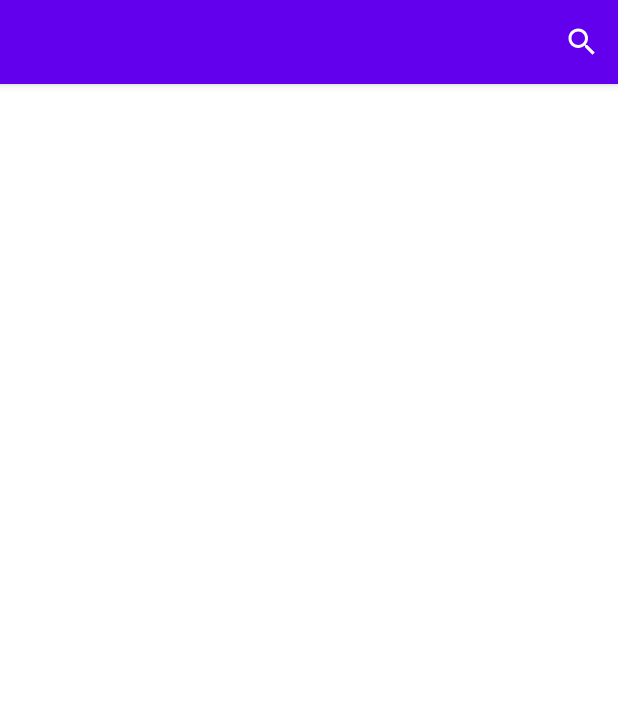
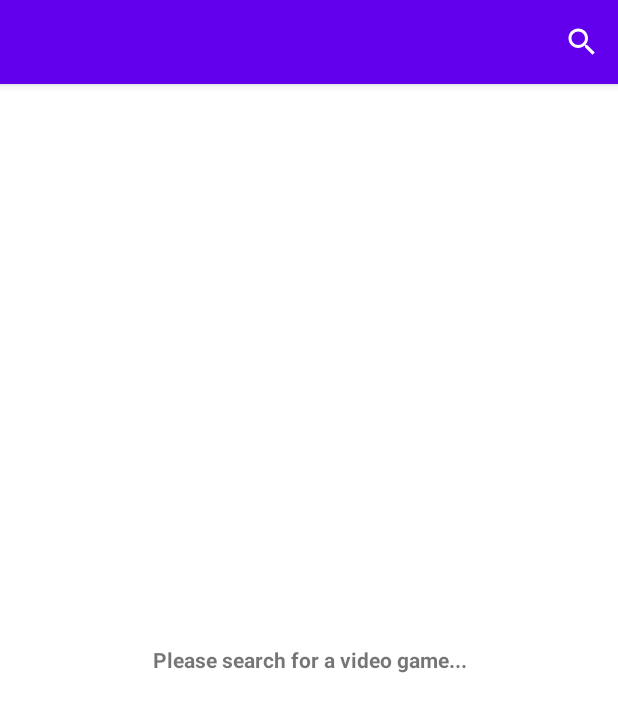
Before and after one commit to cmichaelsd/GiantBomb, an Android app: the screen it shows after launch (MainActivity), on a phone screen of 412 x 824 dp. Shown: the top 712 px of the screen. Run offline under Robolectric (Android 15) with nearby library versions, the phone set to English and light mode, and no system bars; pictures from the network do not load.

Commit message:
removed unused network config, while connecting to API a progress bar is shown, application starts defaulted with no data and a prompt to query API.

```diff
--- a/app/build.gradle
+++ b/app/build.gradle
@@ -87,5 +87,5 @@ dependencies {
     // Glide
     def glide_version = "4.11.0"
     implementation "com.github.bumptech.glide:glide:$glide_version"
-    annotationProcessor "com.github.bumptech.glide:compiler:$glide_version"
+    kapt "com.github.bumptech.glide:compiler:$glide_version"
 }
--- a/app/src/main/AndroidManifest.xml
+++ b/app/src/main/AndroidManifest.xml
@@ -6,7 +6,6 @@
     <uses-permission android:name="android.permission.ACCESS_NETWORK_STATE" />
 
     <application
-        android:networkSecurityConfig="@xml/network_security_config"
         android:allowBackup="true"
         android:icon="@mipmap/ic_launcher"
         android:label="@string/app_name"
--- a/app/src/main/java/com/colemichaels/giantbomb/data/repositories/GiantBombRepository.kt
+++ b/app/src/main/java/com/colemichaels/giantbomb/data/repositories/GiantBombRepository.kt
@@ -1,17 +1,14 @@
 package com.colemichaels.giantbomb.data.repositories
 
 import android.app.Application
-import android.content.Context
 import android.util.Log
 import androidx.annotation.WorkerThread
 import androidx.lifecycle.MutableLiveData
 import com.colemichaels.giantbomb.API_KEY
 import com.colemichaels.giantbomb.LOG_TAG
-import com.colemichaels.giantbomb.R
 import com.colemichaels.giantbomb.WEB_SERVICE_URL
 import com.colemichaels.giantbomb.data.models.GiantBombResponse
 import com.colemichaels.giantbomb.data.services.GiantBombService
-import com.colemichaels.giantbomb.utilities.FileHelper
 import com.colemichaels.giantbomb.utilities.network.NetworkOperationsImpl
 import com.squareup.moshi.Moshi
 import com.squareup.moshi.kotlin.reflect.KotlinJsonAdapterFactory
@@ -26,7 +23,7 @@ class GiantBombRepository(val app: Application) {
     val giantBombData = MutableLiveData<GiantBombResponse>()
 
     init {
-        refreshData("mario")
+        giantBombData.postValue(GiantBombResponse())
     }
 
     @WorkerThread
--- a/app/src/main/java/com/colemichaels/giantbomb/ui/main/MainFragment.kt
+++ b/app/src/main/java/com/colemichaels/giantbomb/ui/main/MainFragment.kt
@@ -5,7 +5,9 @@ import android.content.Context
 import android.os.Bundle
 import android.util.Log
 import android.view.*
+import android.widget.ProgressBar
 import android.widget.SearchView
+import android.widget.TextView
 import androidx.appcompat.app.AppCompatActivity
 import androidx.fragment.app.Fragment
 import androidx.lifecycle.ViewModelProvider
@@ -38,6 +40,9 @@ class MainFragment : Fragment(),
     private lateinit var recyclerView: RecyclerView
     private lateinit var swipeLayout: SwipeRefreshLayout
 
+    private lateinit var noContentText: TextView
+    private lateinit var progress: ProgressBar
+
     private lateinit var navController: NavController
 
     private lateinit var searchView: SearchView
@@ -59,6 +64,10 @@ class MainFragment : Fragment(),
 
         recyclerView = view.findViewById(R.id.giantBombRecycler)
 
+        noContentText = view.findViewById(R.id.noContent)
+
+        progress = view.findViewById(R.id.progress_bar)
+
         navController = Navigation.findNavController(requireActivity(), R.id.nav_host)
 
         viewModel = ViewModelProvider(requireActivity()).get(SharedViewModel::class.java)
@@ -67,6 +76,16 @@ class MainFragment : Fragment(),
             val adapter = MainRecyclerAdapter(requireContext(), it.results, this)
             recyclerView.adapter = adapter
             swipeLayout.isRefreshing = false
+
+            progress.visibility = View.GONE
+
+            if (it.results.isEmpty()) {
+                noContentText.visibility = View.VISIBLE
+                swipeLayout.visibility = View.GONE
+            } else {
+                noContentText.visibility = View.GONE
+                swipeLayout.visibility = View.VISIBLE
+            }
         })
 
         swipeLayout = view.findViewById(R.id.giantBombSwipeLayout)
@@ -117,6 +136,8 @@ class MainFragment : Fragment(),
 
         queryString = query
 
+        noContentText.visibility = View.GONE
+
         viewModel.refreshData(query)
 
         return true
@@ -126,6 +147,10 @@ class MainFragment : Fragment(),
         if (newText == null || newText == "") return false
 
         queryString = newText
+
+        noContentText.visibility = View.GONE
+
+        progress.visibility = View.VISIBLE
 
         queryTextChangedJob?.cancel()
 
--- a/app/src/main/res/layout/main_fragment.xml
+++ b/app/src/main/res/layout/main_fragment.xml
@@ -10,7 +10,8 @@
     <androidx.swiperefreshlayout.widget.SwipeRefreshLayout
         android:id="@+id/giantBombSwipeLayout"
         android:layout_width="match_parent"
-        android:layout_height="match_parent">
+        android:layout_height="match_parent"
+        android:visibility="gone">
 
         <androidx.recyclerview.widget.RecyclerView
             android:id="@+id/giantBombRecycler"
@@ -21,4 +22,21 @@
 
     </androidx.swiperefreshlayout.widget.SwipeRefreshLayout>
 
+    <ProgressBar
+        android:id="@+id/progress_bar"
+        android:layout_width="50dp"
+        android:layout_height="50dp"
+        android:layout_gravity="center_vertical|center_horizontal"
+        android:visibility="gone"
+        style="?android:attr/progressBarStyle"/>
+
+    <TextView
+        android:visibility="visible"
+        android:id="@+id/noContent"
+        android:layout_width="match_parent"
+        android:layout_height="match_parent"
+        android:gravity="center"
+        android:textStyle="bold"
+        android:text="@string/please_search_for_a_video_game"/>
+
 </FrameLayout>
--- a/app/src/main/res/xml/network_security_config.xml
+++ /dev/null
@@ -1,6 +0,0 @@
-<?xml version="1.0" encoding="utf-8"?>
-<network-security-config>
-    <domain-config cleartextTrafficPermitted="true">
-        <domain includeSubdomains="true">giantbomb.dev</domain>
-    </domain-config>
-</network-security-config>
```
